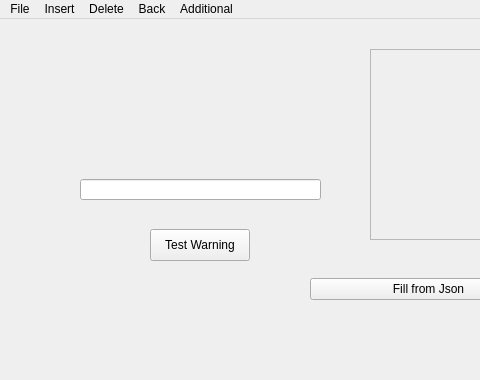
Qt form mainwindow.ui (brennanafrank/EasyDraft) before a commit; both pictures show x 0 to 480 and y 0 to 380 of the 870 by 600 pixel window.
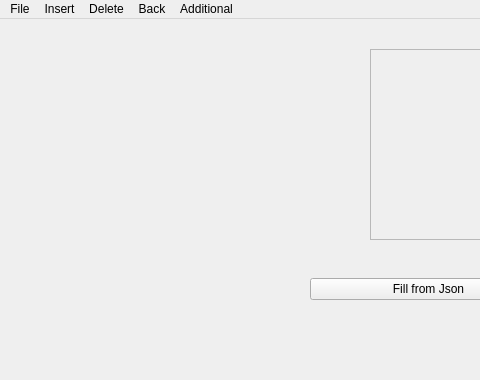
The same form after that commit. The open tabs and pages were chosen to show the change. Icons and pictures are not drawn.

Commit message: GUI from sprint 2 review

Diff of the .ui file:
```diff
--- a/mainwindow.ui
+++ b/mainwindow.ui
@@ -230,29 +230,6 @@
        </widget>
       </widget>
      </widget>
-     <widget class="QLineEdit" name="warningLine">
-      <property name="geometry">
-       <rect>
-        <x>100</x>
-        <y>160</y>
-        <width>241</width>
-        <height>21</height>
-       </rect>
-      </property>
-     </widget>
-     <widget class="QPushButton" name="pushButton">
-      <property name="geometry">
-       <rect>
-        <x>170</x>
-        <y>210</y>
-        <width>100</width>
-        <height>32</height>
-       </rect>
-      </property>
-      <property name="text">
-       <string>Test Warning</string>
-      </property>
-     </widget>
      <widget class="QScrollArea" name="scrollArea">
       <property name="geometry">
        <rect>
```
Left out of the diff: 2 changed lines with no effect on the pictures. The commit also changes 2 other files.
